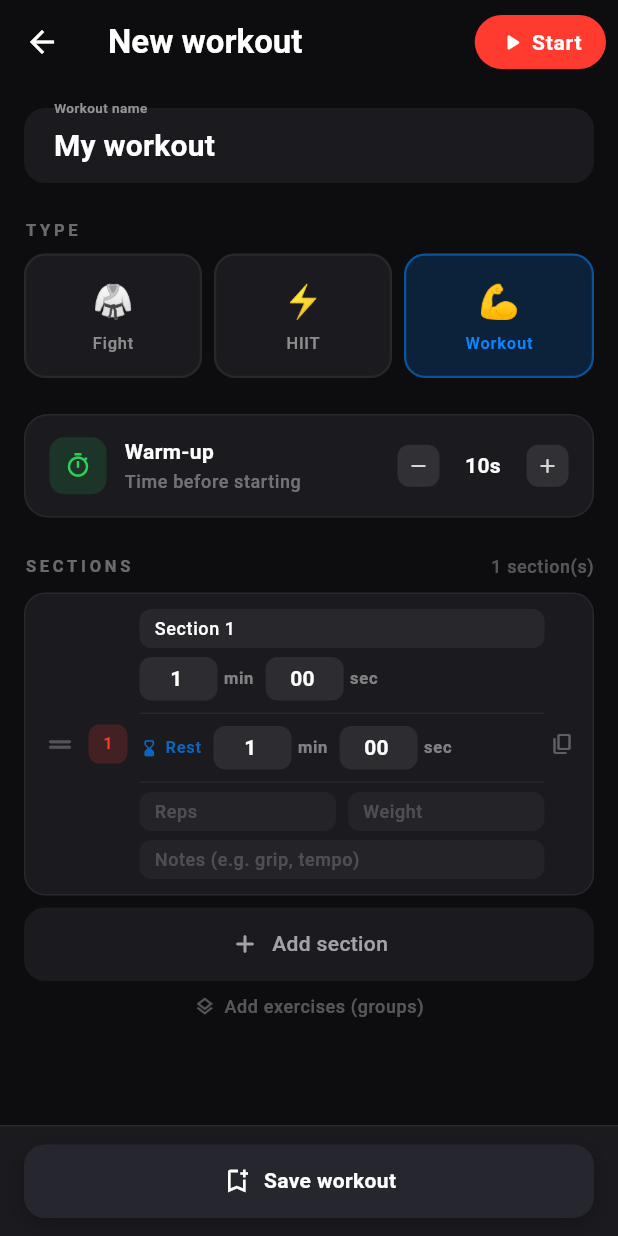
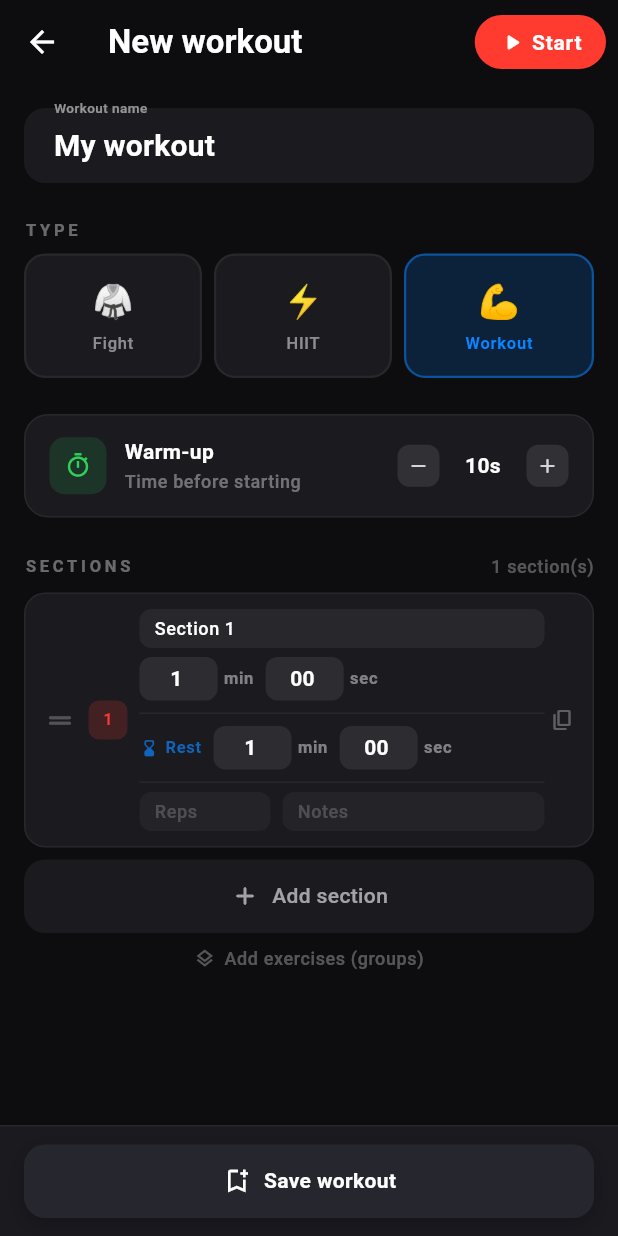
Before and after one commit to reangeline/fuezone, a Flutter app: the AddWorkoutScreen screen opened directly, on a phone screen of 412 x 824 dp. Run offline on Flutter 3.47's test engine with Material 3 defaults, Android fonts, the phone set to English and light mode, and no system bars; our stand-ins replace google_mobile_ads, just_audio, shared_preferences, vibration, wakelock_plus; missing offline and left inert: audio_session; accounts and stored records are empty.

Commit message:
feat: simplify planning fields to reps + notes side by side
Removed weight field; reps and notes now sit on one row.
Execution label format: "12 · grip fechado".

Co-Authored-By: Claude Sonnet 4.6 <noreply@anthropic.com>

```diff
--- a/lib/screens/add_workout_screen.dart
+++ b/lib/screens/add_workout_screen.dart
@@ -1198,19 +1198,14 @@ class _SectionCardState extends State<_SectionCard> {
                     ),
                     const SizedBox(width: AppSpacing.sm),
                     Expanded(
+                      flex: 2,
                       child: _PlanningField(
-                        controller: widget.data.weightCtrl,
-                        hint: 'Weight',
+                        controller: widget.data.obsCtrl,
+                        hint: 'Notes',
                         onChanged: widget.onChanged,
                       ),
                     ),
                   ],
-                ),
-                const SizedBox(height: AppSpacing.xs + 2),
-                _PlanningField(
-                  controller: widget.data.obsCtrl,
-                  hint: 'Notes (e.g. grip, tempo)',
-                  onChanged: widget.onChanged,
                 ),
               ],
             ),
```
Also changed, not shown: lib/screens/timer_screen.dart (+4 -10 lines).
